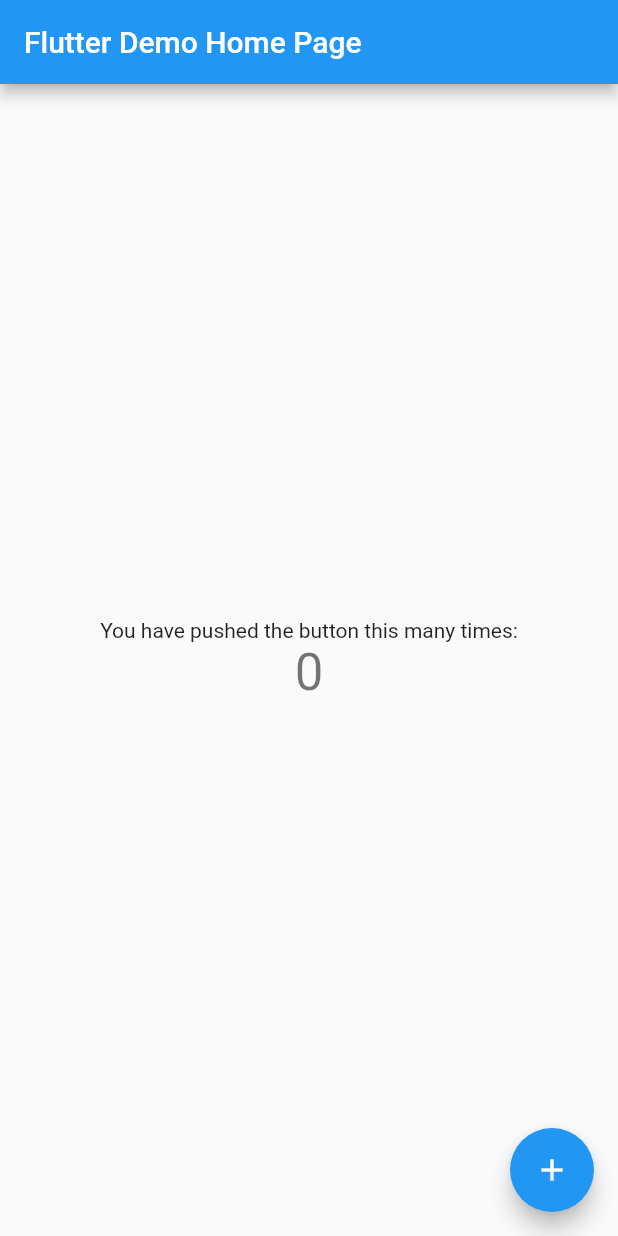
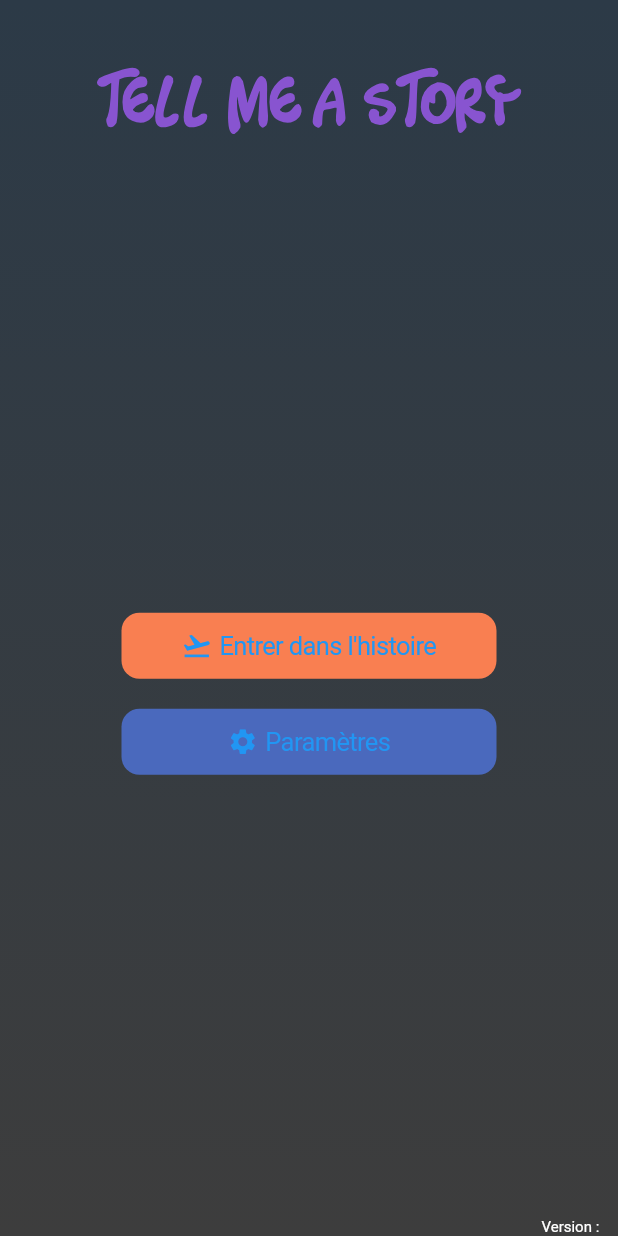
Before and after one commit to JujuDesFruits/Tell-me-a-story, a Flutter app: the screen it shows after launch, on a phone screen of 412 x 824 dp. Run offline on Flutter 3.47's test engine with Material 2 defaults, Android fonts, the phone set to English and light mode, and no system bars; our stand-ins replace package_info.

Commit message:
Home screen creation & others :
-> imported some colors in a dedicated class
-> Custom button design
-> home screen design (may change)

```diff
--- /dev/null
+++ b/mobile_app/tell_me_a_story/lib/CustomWidget/CustomButton.dart
@@ -0,0 +1,41 @@
+import 'package:flutter/cupertino.dart';
+import 'package:flutter/widgets.dart';
+
+class CustomButton extends StatefulWidget {
+  double width;
+  Widget content;
+  Icon icon;
+  Color color;
+  dynamic callBack;
+
+  CustomButton(
+      {this.width, this.color, this.content, this.icon, this.callBack});
+
+  @override
+  _CustomButtonState createState() => _CustomButtonState();
+}
+
+class _CustomButtonState extends State<CustomButton> {
+  @override
+  Widget build(BuildContext context) {
+    List<Widget> content = new List();
+    if (widget.icon != null)
+      content.add(
+          Container(margin: EdgeInsets.only(right: 5), child: widget.icon));
+    if (widget.content != null) content.add(widget.content);
+
+    return Container(
+      margin: EdgeInsets.all(10),
+      width: widget.width,
+      child: CupertinoButton(
+        padding: EdgeInsets.all(5),
+        onPressed: widget.callBack == null ? () {} : widget.callBack,
+        color: widget.color,
+        child: Row(
+          mainAxisAlignment: MainAxisAlignment.center,
+          children: content,
+        ),
+      ),
+    );
+  }
+}
--- /dev/null
+++ b/mobile_app/tell_me_a_story/lib/Home/Home.dart
@@ -0,0 +1,93 @@
+import 'package:flutter/cupertino.dart';
+import 'package:flutter/material.dart';
+import 'package:flutter/services.dart';
+import 'package:tell_me_a_story/CustomWidget/CustomButton.dart';
+import 'package:tell_me_a_story/Utils/Colors.dart';
+import 'package:package_info/package_info.dart';
+
+class Home extends StatefulWidget {
+  @override
+  _HomeState createState() => _HomeState();
+}
+
+class _HomeState extends State<Home> {
+  String _version = "";
+  static double buttonWidth = 250;
+
+  @override
+  void initState() {
+    super.initState();
+    initData();
+  }
+
+  void initData() async {
+    PackageInfo packageInfo = await PackageInfo.fromPlatform();
+    _version = packageInfo.version;
+  }
+
+  @override
+  Widget build(BuildContext context) {
+    SystemChrome.setEnabledSystemUIOverlays([]);
+    return Scaffold(
+      // backgroundColor: CustomColors.background,
+      body: Container(
+        decoration: BoxDecoration(
+          gradient: LinearGradient(
+              colors: [CustomColors.background, CustomColors.background2],
+              begin: Alignment.topCenter,
+              end: Alignment.bottomCenter),
+        ),
+        child: Column(
+          crossAxisAlignment: CrossAxisAlignment.center,
+          mainAxisAlignment: MainAxisAlignment.spaceBetween,
+          children: [
+            Container(
+              margin: EdgeInsets.only(top: 40, left: 5, right: 5, bottom: 20),
+              child: Center(
+                child: Text(
+                  "Tell me a story",
+                  style: TextStyle(
+                      color: CustomColors.primary,
+                      fontSize: 38,
+                      fontWeight: FontWeight.w900,
+                      fontFamily: "Timoteo"),
+                ),
+              ),
+            ),
+            Flexible(
+              child: Column(
+                mainAxisAlignment: MainAxisAlignment.center,
+                children: [
+                  CustomButton(
+                    width: buttonWidth,
+                    color: CustomColors.secondary,
+                    content: Text("Entrer dans l'histoire"),
+                    icon: Icon(Icons.flight_takeoff),
+                  ),
+                  CustomButton(
+                    width: buttonWidth,
+                    color: CustomColors.lightBlue,
+                    content: Text("Paramètres"),
+                    icon: Icon(Icons.settings),
+                  ),
+                ],
+              ),
+            ),
+            Row(
+              mainAxisAlignment: MainAxisAlignment.end,
+              children: <Widget>[
+                Container(
+                  margin: EdgeInsets.only(right: 10),
+                  child: Text(
+                    "Version : " + _version,
+                    style: TextStyle(color: Colors.white, fontSize: 10),
+                  ),
+                ),
+              ],
+            )
+          ],
+        ),
+      ),
+    );
+  }
+}
--- /dev/null
+++ b/mobile_app/tell_me_a_story/lib/Utils/Colors.dart
@@ -0,0 +1,13 @@
+import 'package:flutter/material.dart';
+
+class CustomColors {
+  static Color primary = Color(0xff8854d0);
+  static Color secondary = Color(0xffF97F51);
+  static Color background = Color(0xff2C3A47);
+  static Color background2 = Color(0xff3d3d3d);
+  static Color pink = Color(0xfffc5c65);
+  static Color green = Color(0xff20bf6b);
+  static Color lightBlue = Color(0xff4a69bd);
+  static Color blue = Color(0xff1e3799);
+  static Color grenateRed = Color(0xffc0392b);
+}
--- a/mobile_app/tell_me_a_story/lib/main.dart
+++ b/mobile_app/tell_me_a_story/lib/main.dart
@@ -1,4 +1,6 @@
 import 'package:flutter/material.dart';
+import 'package:tell_me_a_story/Home/Home.dart';
+import 'package:tell_me_a_story/Utils/Colors.dart';
 
 void main() => runApp(MyApp());
 
@@ -7,105 +9,7 @@ class MyApp extends StatelessWidget {
   @override
   Widget build(BuildContext context) {
     return MaterialApp(
-      title: 'Flutter Demo',
-      theme: ThemeData(
-        // This is the theme of your application.
-        //
-        // Try running your application with "flutter run". You'll see the
-        // application has a blue toolbar. Then, without quitting the app, try
-        // changing the primarySwatch below to Colors.green and then invoke
-        // "hot reload" (press "r" in the console where you ran "flutter run",
-        // or simply save your changes to "hot reload" in a Flutter IDE).
-        // Notice that the counter didn't reset back to zero; the application
-        // is not restarted.
-        primarySwatch: Colors.blue,
-      ),
-      home: MyHomePage(title: 'Flutter Demo Home Page'),
+      home: Home(),
     );
   }
 }
-
-class MyHomePage extends StatefulWidget {
-  MyHomePage({Key key, this.title}) : super(key: key);
-
-  // This widget is the home page of your application. It is stateful, meaning
-  // that it has a State object (defined below) that contains fields that affect
-  // how it looks.
-
-  // This class is the configuration for the state. It holds the values (in this
-  // case the title) provided by the parent (in this case the App widget) and
-  // used by the build method of the State. Fields in a Widget subclass are
-  // always marked "final".
-
-  final String title;
-
-  @override
-  _MyHomePageState createState() => _MyHomePageState();
-}
-
-class _MyHomePageState extends State<MyHomePage> {
-  int _counter = 0;
-
-  void _incrementCounter() {
-    setState(() {
-      // This call to setState tells the Flutter framework that something has
-      // changed in this State, which causes it to rerun the build method below
-      // so that the display can reflect the updated values. If we changed
-      // _counter without calling setState(), then the build method would not be
-      // called again, and so nothing would appear to happen.
-      _counter++;
-    });
-  }
-
-  @override
-  Widget build(BuildContext context) {
-    // This method is rerun every time setState is called, for instance as done
-    // by the _incrementCounter method above.
-    //
-    // The Flutter framework has been optimized to make rerunning build methods
-    // fast, so that you can just rebuild anything that needs updating rather
-    // than having to individually change instances of widgets.
-    return Scaffold(
-      appBar: AppBar(
-        // Here we take the value from the MyHomePage object that was created by
-        // the App.build method, and use it to set our appbar title.
-        title: Text(widget.title),
-      ),
-      body: Center(
-        // Center is a layout widget. It takes a single child and positions it
-        // in the middle of the parent.
-        child: Column(
-          // Column is also layout widget. It takes a list of children and
-          // arranges them vertically. By default, it sizes itself to fit its
-          // children horizontally, and tries to be as tall as its parent.
-          //
-          // Invoke "debug painting" (press "p" in the console, choose the
-          // "Toggle Debug Paint" action from the Flutter Inspector in Android
-          // Studio, or the "Toggle Debug Paint" command in Visual Studio Code)
-          // to see the wireframe for each widget.
-          //
-          // Column has various properties to control how it sizes itself and
-          // how it positions its children. Here we use mainAxisAlignment to
-          // center the children vertically; the main axis here is the vertical
-          // axis because Columns are vertical (the cross axis would be
-          // horizontal).
-          mainAxisAlignment: MainAxisAlignment.center,
-          children: <Widget>[
-            Text(
-              'You have pushed the button this many times:',
-            ),
-            Text(
-              '$_counter',
-              style: Theme.of(context).textTheme.display1,
-            ),
-          ],
-        ),
-      ),
-      floatingActionButton: FloatingActionButton(
-        onPressed: _incrementCounter,
-        tooltip: 'Increment',
-        child: Icon(Icons.add),
-      ), // This trailing comma makes auto-formatting nicer for build methods.
-    );
-  }
-}
```
Also changed, not shown: mobile_app/tell_me_a_story/pubspec.yaml (+7 -1 lines), mobile_app/tell_me_a_story/assets/fonts/Timoteo.ttf (added), mobile_app/tell_me_a_story/lib/Utils/Utils.dart (added), mobile_app/tell_me_a_story/pubspec.lock, 1 other file.
